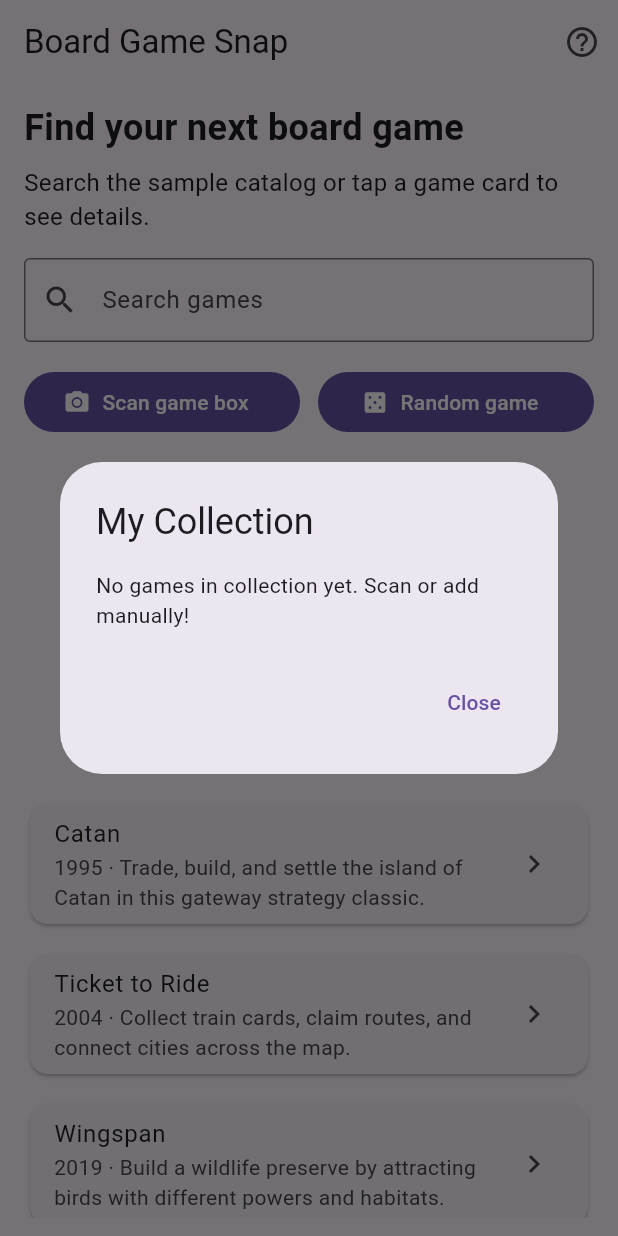
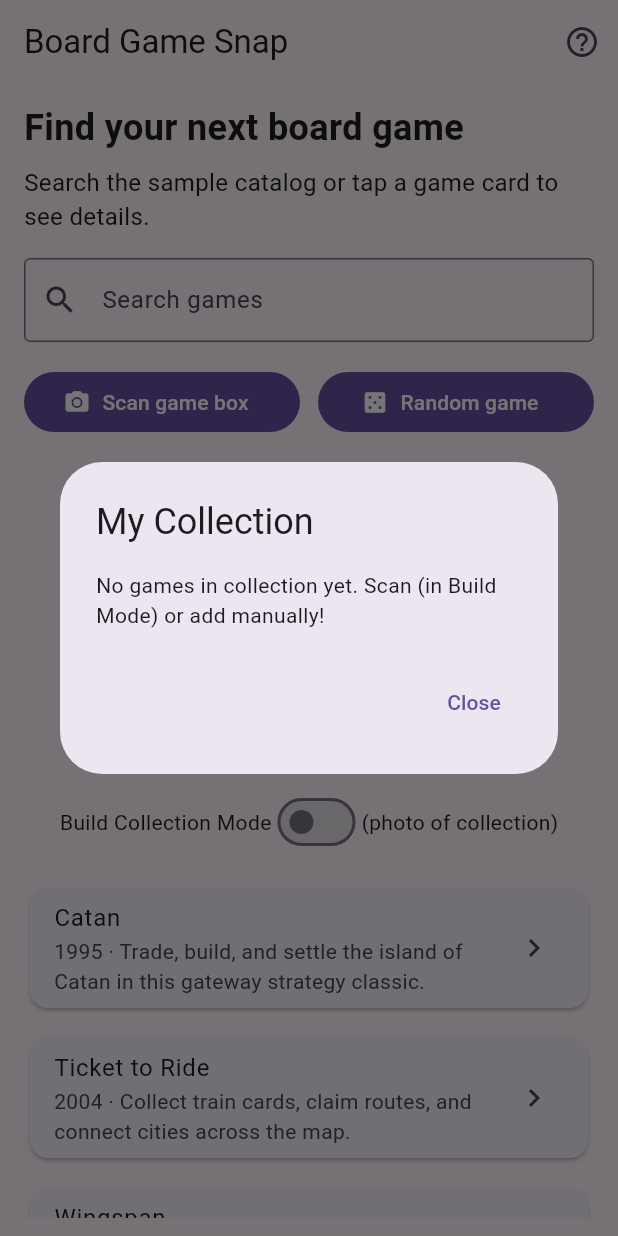
Before and after one commit to Cyberj812/Board-Game-Identification, a Flutter app: the screen it shows after launch, after a tap on an icon or button, on a phone screen of 412 x 824 dp. Run offline on Flutter 3.47's test engine with Material 3 defaults, Android fonts, the phone set to English and light mode, and no system bars; our stand-ins replace image_picker, shared_preferences.

Commit message:
feat: implement persistence for My Collection + Collection Builder mode from photos + manual entry + digital platforms

```diff
--- a/mobile/lib/main.dart
+++ b/mobile/lib/main.dart
@@ -1,7 +1,9 @@
 import 'package:flutter/material.dart';
 import 'dart:io';
+import 'dart:convert';
 import 'package:image_picker/image_picker.dart';
 import 'package:url_launcher/url_launcher.dart';
+import 'package:shared_preferences/shared_preferences.dart';
 
 import 'models/game.dart';
 import 'services/ocr_service.dart';
@@ -38,10 +40,33 @@ class _HomePageState extends State<HomePage> {
   String _searchText = '';
   bool _isScanning = false;
   List<Game> _userCollection = []; // For custom lists and manual entries
+  bool _buildCollectionMode = false; // Toggle for collection photo building
 
   final _picker = ImagePicker();
   final _ocr = OcrService();
   final _bgg = BggService();
+
+  @override
+  void initState() {
+    super.initState();
+    _loadCollection();
+  }
+
+  Future<void> _loadCollection() async {
+    final prefs = await SharedPreferences.getInstance();
+    final jsonList = prefs.getStringList('userCollection') ?? [];
+    setState(() {
+      _userCollection = jsonList
+          .map((jsonStr) => Game.fromJson(jsonDecode(jsonStr)))
+          .toList();
+    });
+  }
+
+  Future<void> _saveCollection() async {
+    final prefs = await SharedPreferences.getInstance();
+    final jsonList = _userCollection.map((g) => jsonEncode(g.toJson())).toList();
+    await prefs.setStringList('userCollection', jsonList);
+  }
 
   List<Game> get _filteredGames {
     final query = _searchText.toLowerCase();
@@ -94,13 +119,22 @@ class _HomePageState extends State<HomePage> {
       final fullGame = await _bgg.getGameDetails(top.id);
 
       if (fullGame != null && mounted) {
-        _addToCollection(fullGame); // Auto add scanned to collection
+        _addToCollection(fullGame); // Always add to collection for photo building
+        if (!_buildCollectionMode) {
           Navigator.push(
             context,
             MaterialPageRoute(
-            builder: (_) => GameDetailPage(game: fullGame),
+              builder: (_) => GameDetailPage(
+                game: fullGame,
+                onAddToCollection: () => _addToCollection(fullGame),
+              ),
             ),
           );
+        } else {
+          ScaffoldMessenger.of(context).showSnackBar(
+            SnackBar(content: Text('${fullGame.name} added to collection from photo')),
+          );
+        }
       } else if (mounted) {
         ScaffoldMessenger.of(context).showSnackBar(
           const SnackBar(content: Text('Could not fetch game details.')),
@@ -122,7 +156,10 @@ class _HomePageState extends State<HomePage> {
     Navigator.push(
       context,
       MaterialPageRoute(
-        builder: (_) => GameDetailPage(game: game),
+        builder: (_) => GameDetailPage(
+          game: game,
+          onAddToCollection: () => _addToCollection(game),
+        ),
       ),
     );
   }
@@ -161,6 +198,7 @@ class _HomePageState extends State<HomePage> {
         _userCollection.add(game);
       }
     });
+    _saveCollection();
     ScaffoldMessenger.of(context).showSnackBar(
       SnackBar(content: Text('${game.name} added to My Collection')),
     );
@@ -169,13 +207,18 @@ class _HomePageState extends State<HomePage> {
   void _showCollection() {
     showDialog(
       context: context,
-      builder: (ctx) => AlertDialog(
+      builder: (ctx) => StatefulBuilder(
+        builder: (context, setDialogState) {
+          return AlertDialog(
             title: const Text('My Collection'),
             content: _userCollection.isEmpty
-            ? const Text('No games in collection yet. Scan or add manually!')
+                ? const Text('No games in collection yet. Scan (in Build Mode) or add manually!')
                 : SizedBox(
                     width: double.maxFinite,
-                child: ListView.builder(
+                    child: Column(
+                      mainAxisSize: MainAxisSize.min,
+                      children: [
+                        ListView.builder(
                           shrinkWrap: true,
                           itemCount: _userCollection.length,
                           itemBuilder: (c, i) {
@@ -183,15 +226,52 @@ class _HomePageState extends State<HomePage> {
                             return ListTile(
                               title: Text(g.name),
                               subtitle: Text(g.year),
+                              trailing: IconButton(
+                                icon: const Icon(Icons.delete),
+                                onPressed: () {
+                                  setState(() {
+                                    _userCollection.removeAt(i);
+                                  });
+                                  setDialogState(() {});
+                                  _saveCollection();
+                                },
+                              ),
                               onTap: () {
                                 Navigator.pop(ctx);
                                 Navigator.push(
                                   context,
-                          MaterialPageRoute(builder: (_) => GameDetailPage(game: g)),
+                                  MaterialPageRoute(
+                                    builder: (_) => GameDetailPage(
+                                      game: g,
+                                      onAddToCollection: () => _addToCollection(g),
+                                    ),
+                                  ),
                                 );
                               },
                             );
                           },
+                        ),
+                        const SizedBox(height: 12),
+                        Row(
+                          mainAxisAlignment: MainAxisAlignment.spaceEvenly,
+                          children: [
+                            TextButton.icon(
+                              onPressed: () {
+                                Navigator.pop(ctx);
+                                setState(() => _buildCollectionMode = true);
+                                _scanBox(); // Directly start scan for collection
+                              },
+                              icon: const Icon(Icons.camera_alt),
+                              label: const Text('Scan More'),
+                            ),
+                            TextButton.icon(
+                              onPressed: _showManualEntry,
+                              icon: const Icon(Icons.edit),
+                              label: const Text('Manual'),
+                            ),
+                          ],
+                        ),
+                      ],
                     ),
                   ),
             actions: [
@@ -200,11 +280,14 @@ class _HomePageState extends State<HomePage> {
                 TextButton(
                   onPressed: () {
                     setState(() => _userCollection.clear());
-                Navigator.pop(ctx);
+                    setDialogState(() {});
+                    _saveCollection();
                   },
-              child: const Text('Clear'),
+                  child: const Text('Clear All'),
                 ),
             ],
+          );
+        },
       ),
     );
   }
@@ -402,6 +485,18 @@ class _HomePageState extends State<HomePage> {
                   label: Text('My Collection (${_userCollection.length})'),
                 ),
               ),
+              const SizedBox(height: 8),
+              Row(
+                mainAxisAlignment: MainAxisAlignment.center,
+                children: [
+                  const Text('Build Collection Mode'),
+                  Switch(
+                    value: _buildCollectionMode,
+                    onChanged: (val) => setState(() => _buildCollectionMode = val),
+                  ),
+                  const Text('(photo of collection)'),
+                ],
+              ),
               const SizedBox(height: 16),
               Expanded(
                 child: _filteredGames.isEmpty
@@ -422,7 +517,10 @@ class _HomePageState extends State<HomePage> {
                               Navigator.push(
                                 context,
                                 MaterialPageRoute(
-                                  builder: (_) => GameDetailPage(game: game),
+                                  builder: (_) => GameDetailPage(
+                                    game: game,
+                                    onAddToCollection: () => _addToCollection(game),
+                                  ),
                                 ),
                               );
                             },
@@ -459,8 +557,9 @@ class GameCard extends StatelessWidget {
 
 class GameDetailPage extends StatelessWidget {
   final Game game;  // Now uses rich Game model from BGG
+  final VoidCallback? onAddToCollection;
 
-  const GameDetailPage({super.key, required this.game});
+  const GameDetailPage({super.key, required this.game, this.onAddToCollection});
 
   @override
   Widget build(BuildContext context) {
@@ -490,11 +589,14 @@ class GameDetailPage extends StatelessWidget {
           // Add to Collection button
           ElevatedButton.icon(
             onPressed: () {
-              // This is called from context of HomePageState? For simplicity, use a global or pass callback.
-              // For demo, show snack. Real impl would use provider.
+              if (onAddToCollection != null) {
+                onAddToCollection!();
+              } else {
+                // Fallback for direct navigation
                 ScaffoldMessenger.of(context).showSnackBar(
-                const SnackBar(content: Text('Added to My Collection (demo)')),
+                  SnackBar(content: Text('${game.name} would be added to collection')),
                 );
+              }
             },
             icon: const Icon(Icons.add),
             label: const Text('Add to My Collection'),
```
Lines whose indentation alone changed are shown as unchanged.
